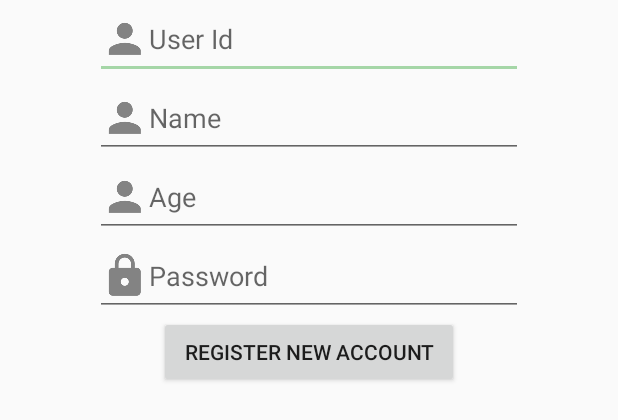
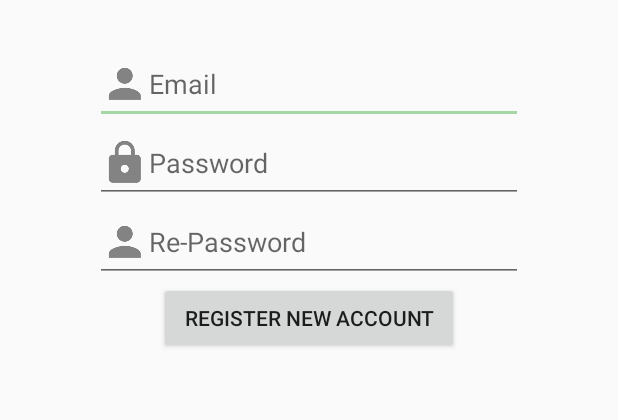
Before and after one commit to Meenkonlapat/Healthy-master, an Android app: the layout fragment_register.xml on its own in the app's theme, with its tools: preview values and no code run, on a phone screen of 412 x 824 dp. Shown: the top 420 px of the screen. Run offline under Robolectric (Android 15) with nearby library versions, the phone set to English and light mode, and no system bars.

```diff
--- a/app/build.gradle
+++ b/app/build.gradle
@@ -25,5 +25,9 @@ dependencies {
         exclude group: 'com.android.support', module: 'support-annotations'
     })
     compile 'com.android.support:appcompat-v7:24.2.1'
+    compile 'com.google.firebase:firebase-auth:9.6.1'
     testCompile 'junit:junit:4.12'
 }
+
+
+apply plugin: 'com.google.gms.google-services'
--- a/app/src/main/java/com/example/lab203_43/healthy/MainActivity.java
+++ b/app/src/main/java/com/example/lab203_43/healthy/MainActivity.java
@@ -12,7 +12,7 @@ public class MainActivity extends AppCompatActivity {
         if (savedInstanceState == null) {
             getSupportFragmentManager()
                     .beginTransaction()
-                    .replace(R.id.main_view, new LoginFragment())
+                    .replace(R.id.main_view, new RegisterFragment())
                     .commit();
         }
     }
--- a/app/src/main/res/layout/fragment_register.xml
+++ b/app/src/main/res/layout/fragment_register.xml
@@ -9,36 +9,31 @@
         <LinearLayout
             android:layout_width="match_parent"
             android:layout_height="wrap_content"
-            android:orientation="vertical">
+            android:orientation="vertical"
+            android:padding="30dp">
             <EditText
-                android:hint="@string/user_id"
+                android:id="@+id/register_mail"
+                android:inputType="textWebEmailAddress"
+                android:hint="@string/register_email"
                 android:layout_height="wrap_content"
                 android:drawableLeft="@drawable/ic_action_name_id"
                 android:layout_gravity="center"
-                android:layout_width="285dp"
-                android:id="@+id/user_id" />
+                android:layout_width="285dp" />
+
             <EditText
-                android:hint="@string/user_name"
+                android:id="@+id/register_password"
+                android:hint="@string/register_password"
+                android:layout_height="wrap_content"
+                android:drawableLeft="@drawable/ic_action_name_password"
+                android:layout_gravity="center"
+                android:layout_width="285dp"/>
+            <EditText
+                android:id="@+id/register_re_password"
+                android:hint="@string/register_re_password"
                 android:layout_height="wrap_content"
                 android:drawableLeft="@drawable/ic_action_name_id"
                 android:layout_gravity="center"
-                android:layout_width="285dp"
-                android:id="@+id/user_name" />
-            <EditText
-                android:hint="@string/user_age"
-                android:layout_height="wrap_content"
-                android:drawableLeft="@drawable/ic_action_name_id"
-                android:layout_gravity="center"
-                android:layout_width="285dp"
-                android:id="@+id/user_age" />
-            <EditText
-                android:hint="@string/user_password"
-                android:layout_height="wrap_content"
-                android:drawableLeft="@drawable/ic_action_name_password"
-                android:layout_gravity="center"
-                android:layout_width="285dp"
-                android:id="@+id/user_password" />
-
+                android:layout_width="285dp" />
             <Button
                 android:text="REGISTER NEW ACCOUNT"
                 android:layout_width="200dp"
--- a/app/src/main/res/values/strings.xml
+++ b/app/src/main/res/values/strings.xml
@@ -7,4 +7,7 @@
     <string name="height">Height(cm)</string>
     <string name="user_password">Password</string>
     <string name="date">วันที่ชั่ง</string>
+    <string name="register_email">Email</string>
+    <string name="register_password">Password</string>
+    <string name="register_re_password">Re-Password</string>
 </resources>
--- a/build.gradle
+++ b/build.gradle
@@ -9,6 +9,7 @@ buildscript {
 
         // NOTE: Do not place your application dependencies here; they belong
         // in the individual module build.gradle files
+        classpath 'com.google.gms:google-services:3.0.0'
     }
 }
 
```
Also changed, not shown: app/src/main/java/com/example/lab203_43/healthy/RegisterFragment.java (+91 -34 lines), app/src/main/res/drawable/healthy.jpg, 1 other file.
